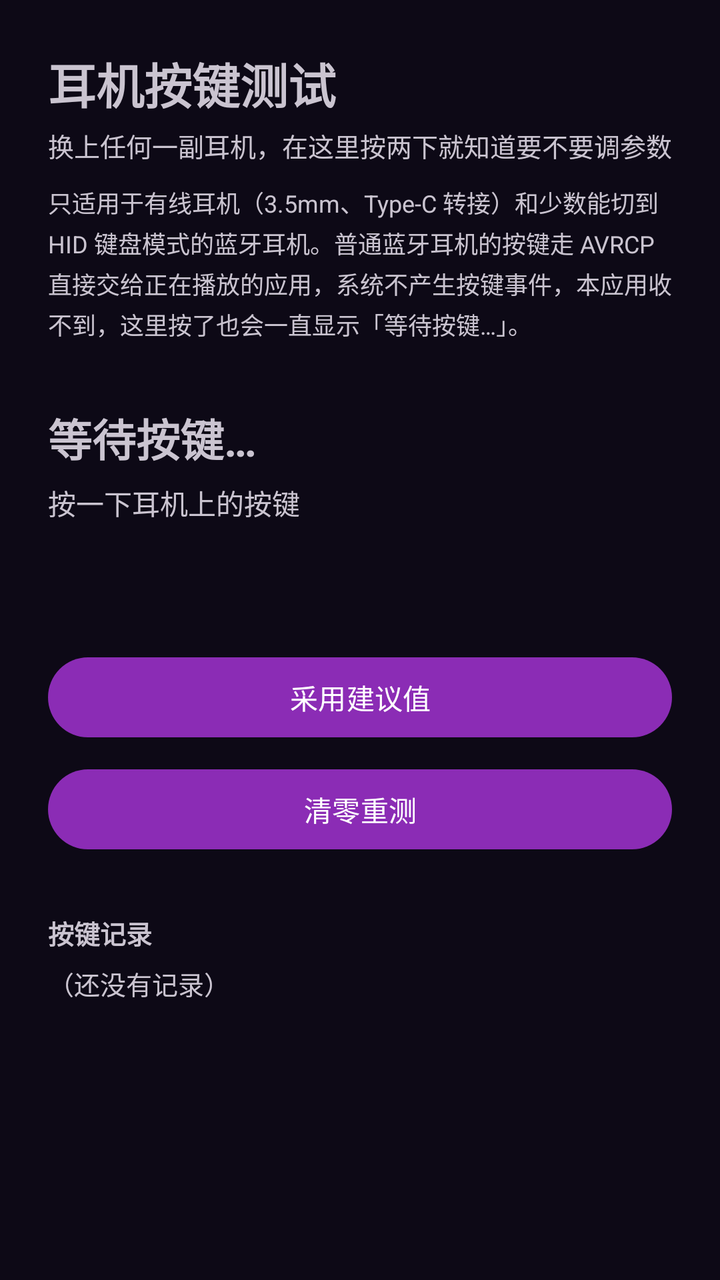
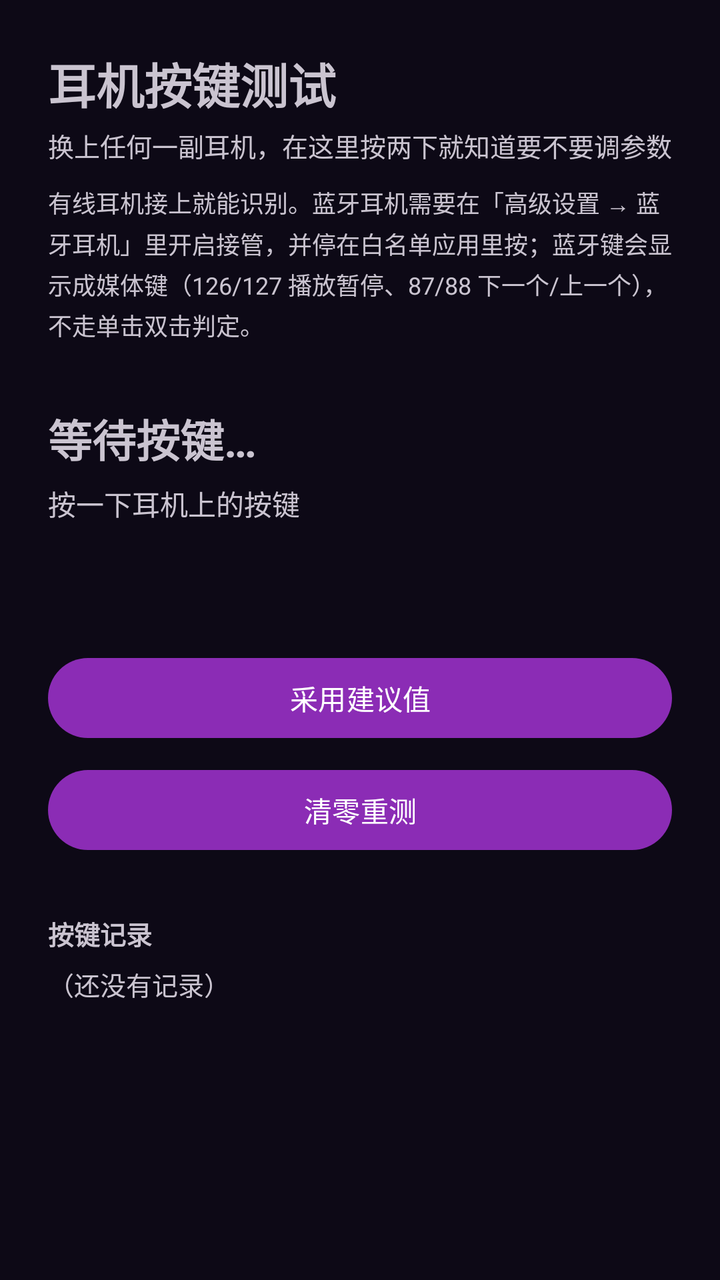

Two renders of the same Android screen: before a commit and after it. Below are the layout's source before the change and the commit's diff.
<!-- AndroidManifest.xml: application theme Theme.Podskip -->
<!-- res/layout/activity_keytest.xml -->
<?xml version="1.0" encoding="utf-8"?>
<ScrollView xmlns:android="http://schemas.android.com/apk/res/android"
    android:layout_width="match_parent"
    android:layout_height="match_parent"
    android:fitsSystemWindows="true">

    <LinearLayout
        android:layout_width="match_parent"
        android:layout_height="wrap_content"
        android:orientation="vertical"
        android:padding="24dp">

        <TextView
            android:layout_width="wrap_content"
            android:layout_height="wrap_content"
            android:text="耳机按键测试"
            android:textSize="24sp"
            android:textStyle="bold" />

        <TextView
            android:layout_width="match_parent"
            android:layout_height="wrap_content"
            android:layout_marginTop="4dp"
            android:text="换上任何一副耳机，在这里按两下就知道要不要调参数"
            android:textSize="13sp" />

        <TextView
            android:layout_width="match_parent"
            android:layout_height="wrap_content"
            android:layout_marginTop="10dp"
            android:lineSpacingExtra="3dp"
            android:text="只适用于有线耳机（3.5mm、Type-C 转接）和少数能切到 HID 键盘模式的蓝牙耳机。普通蓝牙耳机的按键走 AVRCP 直接交给正在播放的应用，系统不产生按键事件，本应用收不到，这里按了也会一直显示「等待按键…」。"
            android:textSize="12sp" />

        <TextView
            android:id="@+id/probe_big"
            android:layout_width="match_parent"
            android:layout_height="wrap_content"
            android:layout_marginTop="32dp"
            android:text="等待按键…"
            android:textSize="22sp"
            android:textStyle="bold" />

        <TextView
            android:id="@+id/probe_sub"
            android:layout_width="match_parent"
            android:layout_height="wrap_content"
            android:layout_marginTop="6dp"
            android:text="按一下耳机上的按键"
            android:textSize="14sp" />

        <TextView
            android:id="@+id/probe_advice"
            android:layout_width="match_parent"
            android:layout_height="wrap_content"
            android:layout_marginTop="20dp"
            android:lineSpacingExtra="4dp"
            android:textSize="14sp" />

        <Button
            android:id="@+id/btn_apply"
            android:layout_width="match_parent"
            android:layout_height="wrap_content"
            android:layout_marginTop="24dp"
            android:text="采用建议值" />

        <Button
            android:id="@+id/btn_clear"
            android:layout_width="match_parent"
            android:layout_height="wrap_content"
            android:layout_marginTop="8dp"
            android:text="清零重测" />

        <TextView
            android:layout_width="match_parent"
            android:layout_height="wrap_content"
            android:layout_marginTop="28dp"
            android:text="按键记录"
            android:textSize="13sp"
            android:textStyle="bold" />

        <TextView
            android:id="@+id/probe_history"
            android:layout_width="match_parent"
            android:layout_height="wrap_content"
            android:layout_marginTop="6dp"
            android:fontFamily="monospace"
            android:lineSpacingExtra="2dp"
            android:text="（还没有记录）"
            android:textSize="13sp" />

        <TextView
            android:id="@+id/probe_tip"
            android:layout_width="match_parent"
            android:layout_height="wrap_content"
            android:layout_marginTop="24dp"
            android:lineSpacingExtra="4dp"
            android:textSize="12sp" />

    </LinearLayout>
</ScrollView>
<!-- resources referenced by this layout -->
<resources>
  <style name="Theme.Podskip" parent="Theme.Material3.Dark.NoActionBar">
          <item name="colorPrimary">@color/primary</item>
          <item name="colorOnPrimary">@color/on_primary</item>
          <item name="colorPrimaryContainer">@color/primary_container</item>
          <item name="colorOnPrimaryContainer">@color/on_primary_container</item>
          <item name="colorSecondaryContainer">@color/secondary_container</item>
          <item name="colorOnSecondaryContainer">@color/on_secondary_container</item>
  
          <item name="colorSurface">@color/surface</item>
          <item name="colorOnSurface">@color/on_surface</item>
          <item name="colorSurfaceVariant">@color/surface_high</item>
          <item name="colorOnSurfaceVariant">@color/on_surface_variant</item>
          <item name="colorOutline">@color/outline</item>
  
          <item name="android:colorBackground">@color/bg</item>
          <item name="android:windowBackground">@color/bg</item>
          <item name="android:statusBarColor">@color/bg</item>
          <item name="android:navigationBarColor">@color/bg</item>
          <item name="android:windowLightStatusBar">false</item>
          <item name="android:windowLightNavigationBar">false</item>
  
          <item name="android:textColorPrimary">@color/on_surface</item>
          <item name="android:textColorSecondary">@color/on_surface_variant</item>
          <item name="android:textColorHint">@color/on_surface_faint</item>
  
          <item name="colorAccent">@color/primary</item>
          <item name="colorControlActivated">@color/primary</item>
      </style>
  <color name="primary">#8B2CB5</color>
  <color name="on_primary">#FFFFFF</color>
  <color name="primary_container">#3A1B52</color>
  <color name="on_primary_container">#EED9FF</color>
  <color name="secondary_container">#2A1D3E</color>
  <color name="on_secondary_container">#E4D3FA</color>
  <color name="surface">#191228</color>
  <color name="on_surface">#F3EDFA</color>
  <color name="surface_high">#221838</color>
  <color name="on_surface_variant">#B3A4C8</color>
  <color name="outline">#33264A</color>
  <color name="bg">#0D0916</color>
  <color name="on_surface_faint">#8A7CA0</color>
</resources>

<!-- the commit's change to res/layout/activity_keytest.xml (unified diff, before → after) -->
@@ -29,7 +29,7 @@
             android:layout_height="wrap_content"
             android:layout_marginTop="10dp"
             android:lineSpacingExtra="3dp"
-            android:text="只适用于有线耳机（3.5mm、Type-C 转接）和少数能切到 HID 键盘模式的蓝牙耳机。普通蓝牙耳机的按键走 AVRCP 直接交给正在播放的应用，系统不产生按键事件，本应用收不到，这里按了也会一直显示「等待按键…」。"
+            android:text="有线耳机接上就能识别。蓝牙耳机需要在「高级设置 → 蓝牙耳机」里开启接管，并停在白名单应用里按；蓝牙键会显示成媒体键（126/127 播放暂停、87/88 下一个/上一个），不走单击双击判定。"
             android:textSize="12sp" />
 
         <TextView
